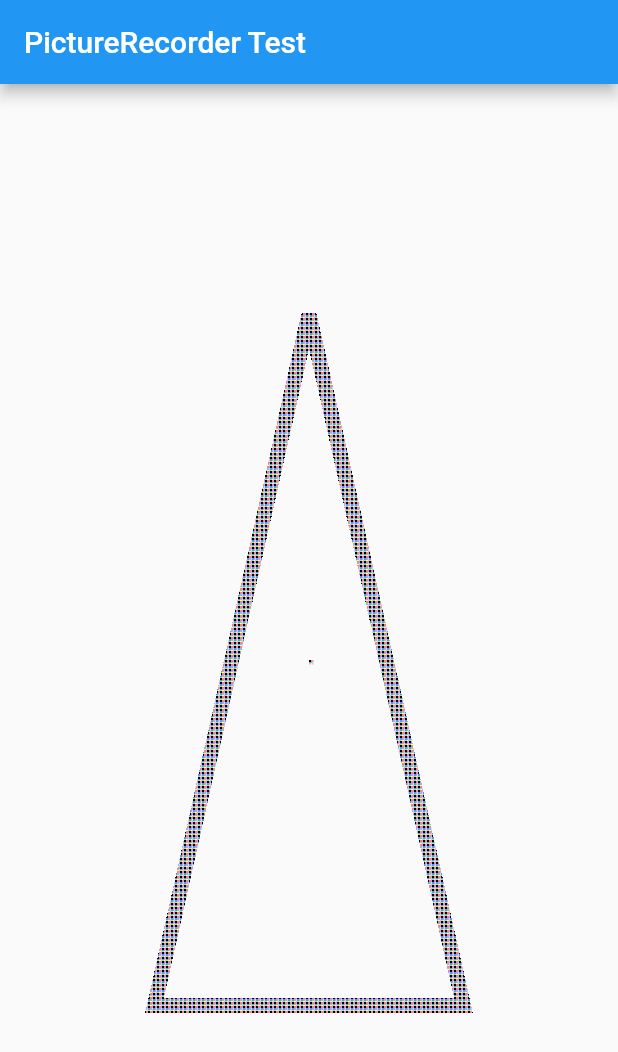
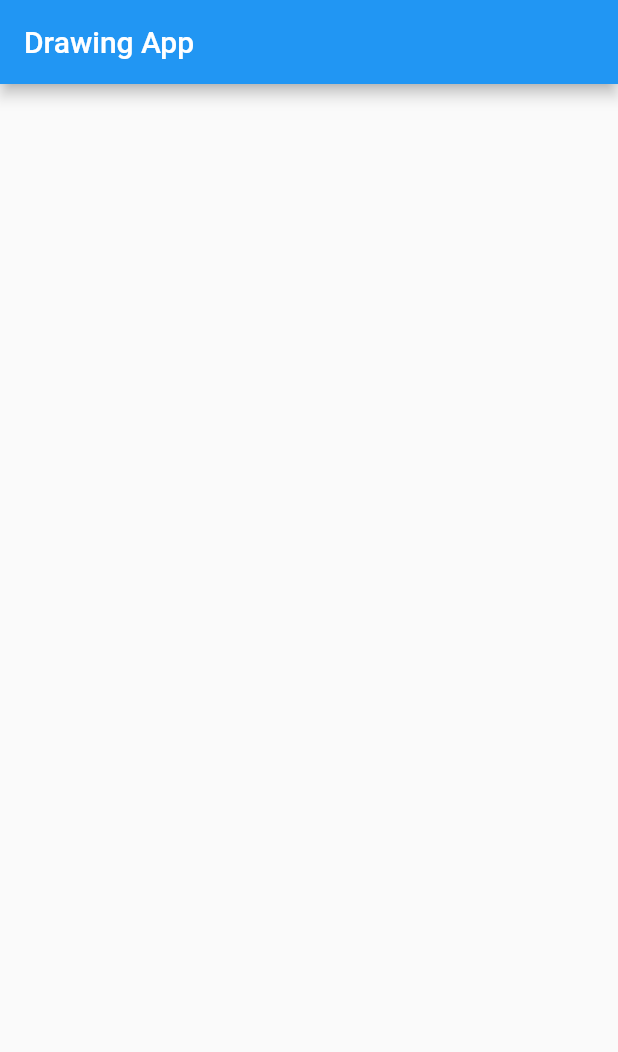
Before and after one commit to satochibi/screentone_test, a Flutter app: the screen it shows after launch, on a phone screen of 412 x 824 dp. Shown: the top 1052 px of the screen. Run offline on Flutter 3.47's test engine with Material 2 defaults, Android fonts, the light colour scheme and no system bars.

Commit message:
お絵かきアプリの最低限の機能を作成

```diff
--- a/lib/main.dart
+++ b/lib/main.dart
@@ -1,38 +1,109 @@
 import 'package:flutter/material.dart';
 import 'dart:ui' as ui;
 
-void main() {
-  runApp(const MyApp());
-}
+void main() => runApp(const MyApp());
 
 class MyApp extends StatelessWidget {
-  const MyApp({Key? key}) : super(key: key);
+  const MyApp({super.key});
 
   @override
   Widget build(BuildContext context) {
-    return MaterialApp(
-      title: 'Flutter Demo',
-      theme: ThemeData(
-        primarySwatch: Colors.blue,
+    return const MaterialApp(
+      home: DrawingPage(),
+    );
+  }
+}
+
+class DrawingPage extends StatefulWidget {
+  const DrawingPage({super.key});
+
+  @override
+  _DrawingPageState createState() => _DrawingPageState();
+}
+
+class _DrawingPageState extends State<DrawingPage> {
+  StrokesModel strokes = StrokesModel();
+
+  @override
+  Widget build(BuildContext context) {
+    return Scaffold(
+      appBar: AppBar(
+        title: const Text('Drawing App'),
       ),
-      home: Scaffold(
-        appBar: AppBar(
-          title: const Text('PictureRecorder Test'),
-        ),
-        body: SizedBox(
+      body: FutureBuilder(
+        future: strokes.screentoneImage(),
+        builder: (context, snapshot) {
+          return SizedBox(
             width: double.infinity,
             height: double.infinity,
-          child: FutureBuilder(
-            future: getPattern(),
-            builder: (BuildContext context, AsyncSnapshot<ui.Image> snapshot) {
-              return CustomPaint(
-                painter: _SamplePainter(snapshot.data),
+            child: GestureDetector(
+              onPanDown: (details) {
+                strokes.onPress(details.localPosition);
+                setState(() {});
+              },
+              onPanUpdate: (details) {
+                strokes.drawing(details.localPosition);
+                setState(() {});
+              },
+              onPanEnd: (details) {
+                setState(() {});
+              },
+              child: CustomPaint(
+                painter: _DrawingPainter(strokes),
+              ),
+            ),
           );
         },
       ),
-        ),
-      ),
     );
+  }
+}
+
+class _DrawingPainter extends CustomPainter {
+  final StrokesModel strokes;
+
+  _DrawingPainter(this.strokes);
+
+  @override
+  void paint(Canvas canvas, Size size) {
+    if (strokes.all.isEmpty) return;
+    var path = Path();
+
+    strokes.all.forEach((Stroke stroke) {
+      stroke._points.asMap().forEach((int index, Offset anOffset) {
+        if (index == 0) {
+          path.moveTo(anOffset.dx, anOffset.dy);
+        } else {
+          path.lineTo(anOffset.dx, anOffset.dy);
+        }
+      });
+    });
+
+    Paint paint = Paint()
+      ..color = Colors.black
+      ..strokeCap = StrokeCap.round
+      ..style = PaintingStyle.stroke
+      ..isAntiAlias = false
+      ..strokeWidth = 4.0;
+
+/*
+    if (strokes.screentoneImage != null) {
+      paint = Paint()
+        ..strokeCap = StrokeCap.round
+        ..style = PaintingStyle.stroke
+        ..strokeWidth = 4.0
+        ..isAntiAlias = false
+        ..shader = ImageShader(strokes.screentoneImage as ui.Image,
+            TileMode.repeated, TileMode.repeated, Matrix4.identity().storage);
+    }
+    */
+
+    canvas.drawPath(path, paint);
+  }
+
+  @override
+  bool shouldRepaint(_DrawingPainter oldDelegate) {
+    return true;
   }
 }
 
@@ -40,67 +111,56 @@ Future<ui.Image> getPattern() async {
   var pictureRecorder = ui.PictureRecorder();
   Canvas patternCanvas = Canvas(pictureRecorder);
 
-  const colorList = [
-    Colors.black,
-    Color(0xffff7f7f),
-    Color(0xffff7fff),
-    Color(0xff7f7fff),
-    Color(0xff7fbfff),
-    Color(0xff7fffff),
-    Color(0xff7fff7f),
-    Color(0xffffff7f),
-    Color(0xffffbf7f)
-  ];
-
-  final paintList = colorList
-      .map((e) => Paint()
-        ..color = e
+  final paint = Paint()
+    ..color = Colors.black
     ..strokeWidth = 1
     ..style = PaintingStyle.stroke
     ..strokeJoin = StrokeJoin.round
-        ..isAntiAlias = false)
-      .toList();
+    ..isAntiAlias = false;
 
-  paintList.asMap().forEach((index, element) => patternCanvas.drawPoints(
-      ui.PointMode.points, [Offset(index % 3, index / 3)], paintList[index]));
+  patternCanvas.drawPoints(
+      ui.PointMode.points, [const Offset(0, 0), const Offset(1, 1)], paint);
 
   final aPatternPicture = pictureRecorder.endRecording();
 
-  return aPatternPicture.toImage(3, 3);
+  return aPatternPicture.toImage(2, 2);
 }
 
-class _SamplePainter extends CustomPainter {
-  final ui.Image? aPattern;
+class StrokesModel {
+  List<Stroke> _strokes = [];
 
-  _SamplePainter(this.aPattern);
+  get all => _strokes;
 
-  @override
-  void paint(Canvas canvas, Size size) {
-    if (aPattern != null) {
-      final paint = Paint()
-        ..strokeCap = StrokeCap.round
-        ..style = PaintingStyle.stroke
-        ..strokeWidth = 10
-        ..isAntiAlias = false
-        ..shader = ImageShader(aPattern!, TileMode.repeated, TileMode.repeated,
-            Matrix4.identity().storage);
-
-      var path = Path();
-      path.moveTo(size.width / 2, size.height / 5);
-      path.lineTo(size.width / 4, size.height / 5 * 4);
-      path.lineTo(size.width / 4 * 3, size.height / 5 * 4);
-      path.close();
-
-      canvas.drawPath(path, paint);
-
-      //Depending on the environment, the Offset(0, 0) point of the pattern is not displayed.
-      canvas.drawImage(
-          aPattern!, Offset(size.width / 2, size.height / 2), Paint());
+  Future<void> screentoneImage() async {
+    for (var stroke in _strokes) {
+      // stroke.screentoneImage ??= await getPattern();
     }
   }
 
-  @override
-  bool shouldRepaint(_SamplePainter oldDelegate) {
-    return aPattern != oldDelegate.aPattern;
+  void onPress(Offset offset) {
+    _strokes.add(Stroke()..add(offset));
+  }
+
+  void drawing(Offset offset) {
+    _strokes.last.add(offset);
+  }
+
+  void clear() {
+    _strokes = [];
   }
 }
+
+class Stroke {
+  final List<Offset> _points = [];
+  ui.Image? screentoneImage;
+
+  Stroke();
+
+  add(Offset offset) {
+    _points.add(offset);
+  }
+
+  all() {
+    return _points;
+  }
+}
--- a/pubspec.yaml
+++ b/pubspec.yaml
@@ -19,7 +19,7 @@ publish_to: 'none' # Remove this line if you wish to publish to pub.dev
 version: 1.0.0+1
 
 environment:
-  sdk: '>=3.0.0 <4.0.0'
+  sdk: '>=2.19.0 <4.0.0'
 
 # Dependencies specify other packages that your package needs in order to work.
 # To automatically upgrade your package dependencies to the latest versions
```
Also changed, not shown: pubspec.lock. Lines whose indentation alone changed are shown as unchanged.
